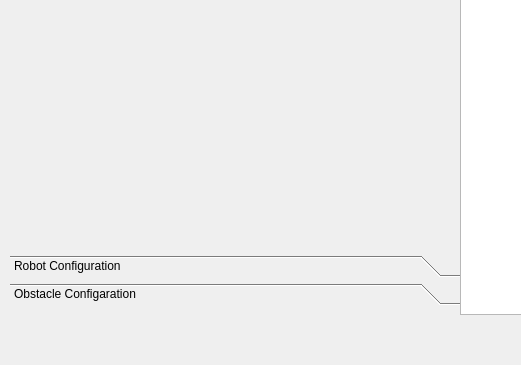
First picture: the form in mainwindow.ui, repository denis-fekete/icp_project, before the edit; both pictures show x 0 to 521 and y 235 to 600 of the 1000 by 600 pixel window.
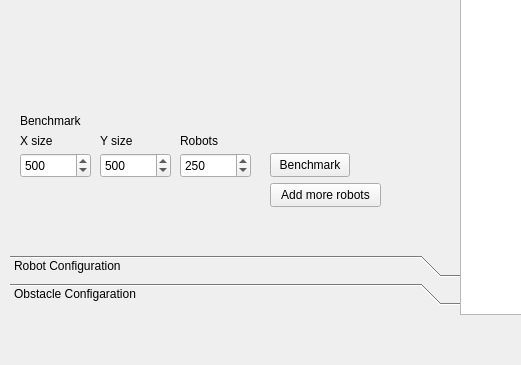
Second picture: the form after the edit. The open tabs and pages were chosen to show the change.

Commit message: Changed Simulator, changed drawing of AutoRobots and Obstacles

Diff of the .ui file:
```diff
--- a/mainwindow.ui
+++ b/mainwindow.ui
@@ -119,6 +119,132 @@
        <string>Set world size</string>
       </property>
      </widget>
+     <widget class="QPushButton" name="btn_loadBenchmark">
+      <property name="geometry">
+       <rect>
+        <x>260</x>
+        <y>360</y>
+        <width>80</width>
+        <height>24</height>
+       </rect>
+      </property>
+      <property name="text">
+       <string>Benchmark</string>
+      </property>
+     </widget>
+     <widget class="QSpinBox" name="sBox_world_benchMarkSizeX">
+      <property name="geometry">
+       <rect>
+        <x>10</x>
+        <y>360</y>
+        <width>71</width>
+        <height>25</height>
+       </rect>
+      </property>
+      <property name="maximum">
+       <number>99999</number>
+      </property>
+      <property name="value">
+       <number>500</number>
+      </property>
+     </widget>
+     <widget class="QSpinBox" name="sBox_world_benchMarkSizeY">
+      <property name="geometry">
+       <rect>
+        <x>90</x>
+        <y>360</y>
+        <width>71</width>
+        <height>25</height>
+       </rect>
+      </property>
+      <property name="maximum">
+       <number>99999</number>
+      </property>
+      <property name="value">
+       <number>500</number>
+      </property>
+     </widget>
+     <widget class="QSpinBox" name="sBox_world_robotsCount">
+      <property name="geometry">
+       <rect>
+        <x>170</x>
+        <y>360</y>
+        <width>71</width>
+        <height>25</height>
+       </rect>
+      </property>
+      <property name="maximum">
+       <number>99999</number>
+      </property>
+      <property name="value">
+       <number>250</number>
+      </property>
+     </widget>
+     <widget class="QLabel" name="label_63">
+      <property name="geometry">
+       <rect>
+        <x>10</x>
+        <y>320</y>
+        <width>81</width>
+        <height>16</height>
+       </rect>
+      </property>
+      <property name="text">
+       <string>Benchmark</string>
+      </property>
+     </widget>
+     <widget class="QLabel" name="label_64">
+      <property name="geometry">
+       <rect>
+        <x>10</x>
+        <y>340</y>
+        <width>81</width>
+        <height>16</height>
+       </rect>
+      </property>
+      <property name="text">
+       <string>X size</string>
+      </property>
+     </widget>
+     <widget class="QLabel" name="label_65">
+      <property name="geometry">
+       <rect>
+        <x>90</x>
+        <y>340</y>
+        <width>81</width>
+        <height>16</height>
+       </rect>
+      </property>
+      <property name="text">
+       <string>Y size</string>
+      </property>
+     </widget>
+     <widget class="QLabel" name="label_66">
+      <property name="geometry">
+       <rect>
+        <x>170</x>
+        <y>340</y>
+        <width>81</width>
+        <height>16</height>
+       </rect>
+      </property>
+      <property name="text">
+       <string>Robots</string>
+      </property>
+     </widget>
+     <widget class="QPushButton" name="btn_worldAddMoreRobots">
+      <property name="geometry">
+       <rect>
+        <x>260</x>
+        <y>390</y>
+        <width>111</width>
+        <height>24</height>
+       </rect>
+      </property>
+      <property name="text">
+       <string>Add more robots</string>
+      </property>
+     </widget>
     </widget>
     <widget class="QWidget" name="_2RobotConfiguration">
      <property name="geometry">
```
Left out of the diff: 9 changed lines with no effect on the pictures. The commit also changes 27 other files.
